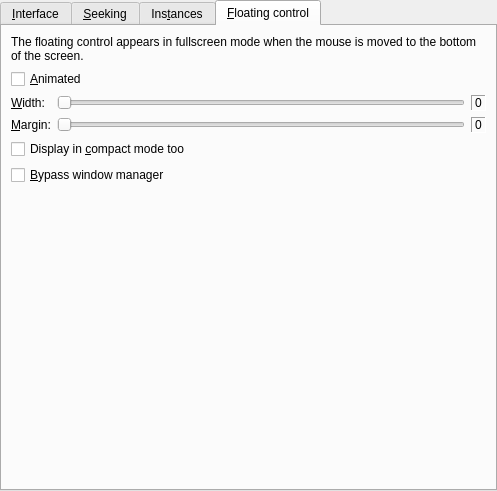
Old version of the form src/prefinterface.ui in the repository wilbert2000/wzplayer.
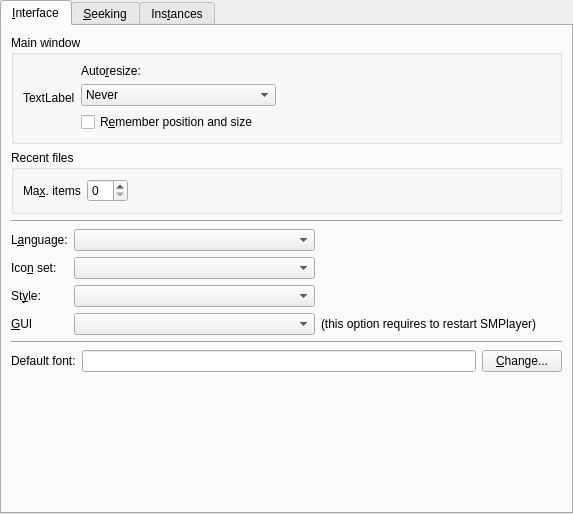
New version of the form. The open tabs and pages were chosen to show the change. Custom widgets are drawn as their Qt base class.

```diff
--- a/src/prefinterface.ui
+++ b/src/prefinterface.ui
@@ -5,8 +5,8 @@
    <rect>
     <x>0</x>
     <y>0</y>
-    <width>497</width>
-    <height>491</height>
+    <width>573</width>
+    <height>514</height>
    </rect>
   </property>
   <layout class="QVBoxLayout" >
@@ -108,7 +108,9 @@
             <item>
              <widget class="QComboBox" name="mainwindow_resize_combo" >
               <property name="sizePolicy" >
-               <sizepolicy vsizetype="Fixed" hsizetype="Preferred" >
+               <sizepolicy>
+                <hsizetype>5</hsizetype>
+                <vsizetype>0</vsizetype>
                 <horstretch>0</horstretch>
                 <verstretch>0</verstretch>
                </sizepolicy>
@@ -217,12 +219,6 @@
        </item>
        <item>
         <widget class="Line" name="line_3" >
-         <property name="sizePolicy" >
-          <sizepolicy vsizetype="Fixed" hsizetype="Expanding" >
-           <horstretch>0</horstretch>
-           <verstretch>0</verstretch>
-          </sizepolicy>
-         </property>
          <property name="orientation" >
           <enum>Qt::Horizontal</enum>
          </property>
@@ -233,19 +229,7 @@
          <property name="leftMargin" >
           <number>0</number>
          </property>
-         <property name="topMargin" >
-          <number>0</number>
-         </property>
-         <property name="rightMargin" >
-          <number>0</number>
-         </property>
-         <property name="bottomMargin" >
-          <number>0</number>
-         </property>
-         <property name="horizontalSpacing" >
-          <number>6</number>
-         </property>
-         <property name="verticalSpacing" >
+         <property name="spacing" >
           <number>6</number>
          </property>
          <item row="0" column="0" >
@@ -277,7 +261,9 @@
          <item row="2" column="1" >
           <widget class="MyComboBox" name="style_combo" >
            <property name="sizePolicy" >
-            <sizepolicy vsizetype="Fixed" hsizetype="Expanding" >
+            <sizepolicy>
+             <hsizetype>7</hsizetype>
+             <vsizetype>0</vsizetype>
              <horstretch>0</horstretch>
              <verstretch>0</verstretch>
             </sizepolicy>
@@ -300,7 +286,9 @@
          <item row="0" column="1" >
           <widget class="MyComboBox" name="language_combo" >
            <property name="sizePolicy" >
-            <sizepolicy vsizetype="Fixed" hsizetype="Expanding" >
+            <sizepolicy>
+             <hsizetype>7</hsizetype>
+             <vsizetype>0</vsizetype>
              <horstretch>0</horstretch>
              <verstretch>0</verstretch>
             </sizepolicy>
@@ -323,7 +311,9 @@
          <item row="1" column="1" >
           <widget class="MyComboBox" name="iconset_combo" >
            <property name="sizePolicy" >
-            <sizepolicy vsizetype="Fixed" hsizetype="Expanding" >
+            <sizepolicy>
+             <hsizetype>7</hsizetype>
+             <vsizetype>0</vsizetype>
              <horstretch>0</horstretch>
              <verstretch>0</verstretch>
             </sizepolicy>
@@ -369,7 +359,9 @@
          <item row="3" column="1" >
           <widget class="QComboBox" name="gui_combo" >
            <property name="sizePolicy" >
-            <sizepolicy vsizetype="Fixed" hsizetype="Expanding" >
+            <sizepolicy>
+             <hsizetype>7</hsizetype>
+             <vsizetype>0</vsizetype>
              <horstretch>0</horstretch>
              <verstretch>0</verstretch>
             </sizepolicy>
@@ -377,28 +369,16 @@
           </widget>
          </item>
          <item row="3" column="2" >
-          <spacer>
-           <property name="orientation" >
-            <enum>Qt::Horizontal</enum>
+          <widget class="QLabel" name="label_5" >
+           <property name="text" >
+            <string>(this option requires to restart SMPlayer)</string>
            </property>
-           <property name="sizeHint" >
-            <size>
-             <width>40</width>
-             <height>20</height>
-            </size>
-           </property>
-          </spacer>
+          </widget>
          </item>
         </layout>
        </item>
        <item>
         <widget class="Line" name="line" >
-         <property name="sizePolicy" >
-          <sizepolicy vsizetype="Fixed" hsizetype="Expanding" >
-           <horstretch>0</horstretch>
-           <verstretch>0</verstretch>
-          </sizepolicy>
-         </property>
          <property name="orientation" >
           <enum>Qt::Horizontal</enum>
          </property>
@@ -789,127 +769,6 @@
        </item>
       </layout>
      </widget>
-     <widget class="QWidget" name="tab_4" >
-      <attribute name="title" >
-       <string>&amp;Floating control</string>
-      </attribute>
-      <layout class="QVBoxLayout" >
-       <item>
-        <widget class="QLabel" name="label_6" >
-         <property name="text" >
-          <string>The floating control appears in fullscreen mode when the mouse is moved to the bottom of the screen.</string>
-         </property>
-         <property name="wordWrap" >
-          <bool>true</bool>
-         </property>
-        </widget>
-       </item>
-       <item>
-        <widget class="QCheckBox" name="floating_animated_check" >
-         <property name="text" >
-          <string>&amp;Animated</string>
-         </property>
-        </widget>
-       </item>
-       <item>
-        <layout class="QGridLayout" >
-         <item row="0" column="0" >
-          <widget class="QLabel" name="label_7" >
-           <property name="text" >
-            <string>&amp;Width:</string>
-           </property>
-           <property name="buddy" >
-            <cstring>floating_width_slider</cstring>
-           </property>
-          </widget>
-         </item>
-         <item row="0" column="1" >
-          <widget class="QSlider" name="floating_width_slider" >
-           <property name="maximum" >
-            <number>100</number>
-           </property>
-           <property name="orientation" >
-            <enum>Qt::Horizontal</enum>
-           </property>
-          </widget>
-         </item>
-         <item row="0" column="2" >
-          <widget class="QLabel" name="floating_width_label" >
-           <property name="frameShape" >
-            <enum>QFrame::Panel</enum>
-           </property>
-           <property name="frameShadow" >
-            <enum>QFrame::Sunken</enum>
-           </property>
-           <property name="text" >
-            <string>0</string>
-           </property>
-          </widget>
-         </item>
-         <item row="1" column="0" >
-          <widget class="QLabel" name="label_8" >
-           <property name="text" >
-            <string>&amp;Margin:</string>
-           </property>
-           <property name="buddy" >
-            <cstring>floating_margin_slider</cstring>
-           </property>
-          </widget>
-         </item>
-         <item row="1" column="1" >
-          <widget class="QSlider" name="floating_margin_slider" >
-           <property name="maximum" >
-            <number>80</number>
-           </property>
-           <property name="orientation" >
-            <enum>Qt::Horizontal</enum>
-           </property>
-          </widget>
-         </item>
-         <item row="1" column="2" >
-          <widget class="QLabel" name="floating_margin_label" >
-           <property name="frameShape" >
-            <enum>QFrame::Panel</enum>
-           </property>
-           <property name="frameShadow" >
-            <enum>QFrame::Sunken</enum>
-           </property>
-           <property name="text" >
-            <string>0</string>
-           </property>
-          </widget>
-         </item>
-        </layout>
-       </item>
-       <item>
-        <widget class="QCheckBox" name="floating_compact_check" >
-         <property name="text" >
-          <string>Display in &amp;compact mode too</string>
-         </property>
-        </widget>
-       </item>
-       <item>
-        <widget class="QCheckBox" name="floating_bypass_wm_check" >
-         <property name="text" >
-          <string>&amp;Bypass window manager</string>
-         </property>
-        </widget>
-       </item>
-       <item>
-        <spacer>
-         <property name="orientation" >
-          <enum>Qt::Vertical</enum>
-         </property>
-         <property name="sizeHint" >
-          <size>
-           <width>20</width>
-           <height>40</height>
-          </size>
-         </property>
-        </spacer>
-       </item>
-      </layout>
-     </widget>
     </widget>
    </item>
   </layout>
```
Left out of the diff: 266 changed lines with no effect on the pictures.
